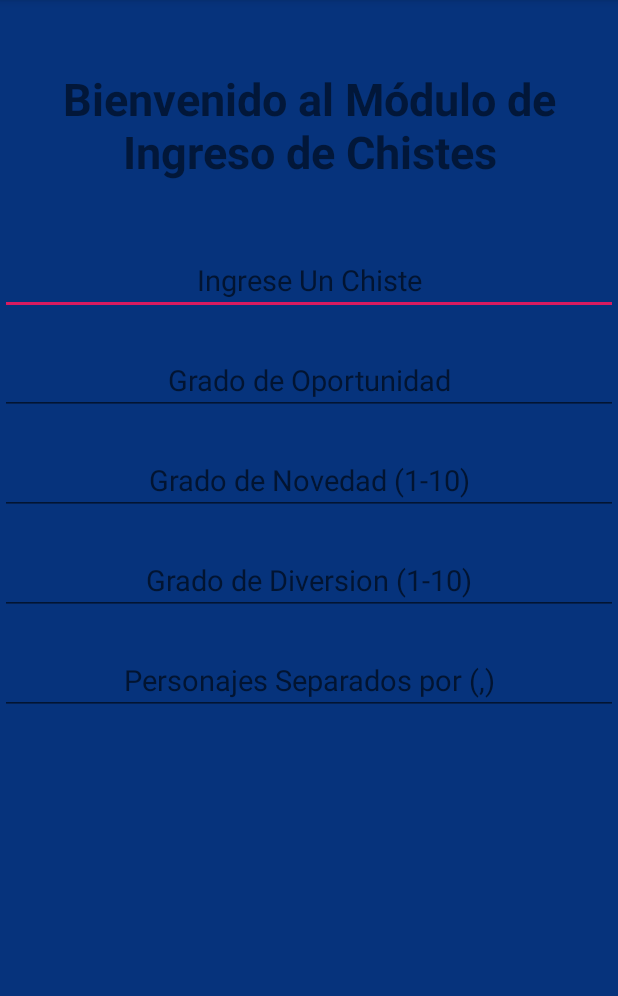
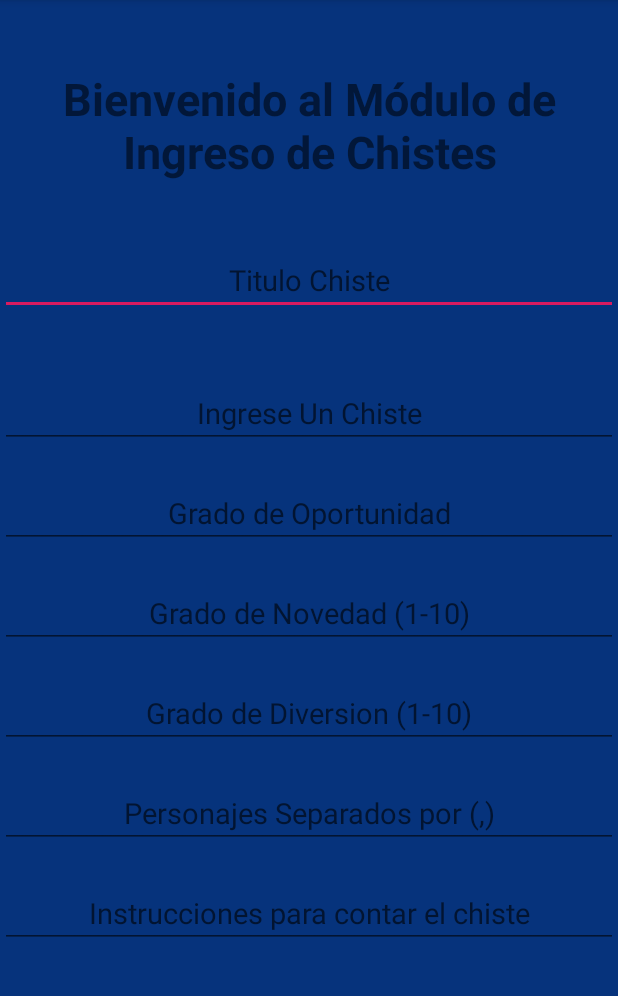
Before and after one commit to josecarvajal222/SistemadeChistes, an Android app: the IngresarChisteActivity screen opened directly, with no data from a screen before it, on a phone screen of 412 x 824 dp, the part 84-1080 px from its top. Run offline under Robolectric (Android 15) with nearby library versions, the phone set to English and light mode, and no system bars.

Commit message:
Campos agregados para el formulario Ingreso Chiste

```diff
--- a/app/src/main/res/layout/activity_ingresar_chistes.xml
+++ b/app/src/main/res/layout/activity_ingresar_chistes.xml
@@ -29,6 +29,17 @@
             android:background="@color/backgroundColor"
             android:orientation="vertical"
             >
+
+            <EditText
+                android:id="@+id/txtTituloChiste"
+                android:layout_width="match_parent"
+                android:layout_height="wrap_content"
+                android:layout_gravity="center"
+                android:layout_marginTop="42dp"
+                android:hint="Titulo Chiste"
+                android:inputType="text"
+                android:textAlignment="center"
+                android:textSize="19sp" />
 
             <EditText
                 android:id="@+id/txtIngresoChiste"
@@ -85,6 +96,17 @@
                 android:textAlignment="center"
                 android:textSize="19sp" />
 
+            <EditText
+                android:id="@+id/txtInstrucciones"
+                android:layout_width="match_parent"
+                android:layout_height="wrap_content"
+                android:layout_gravity="center"
+                android:layout_marginTop="20dp"
+                android:hint="Instrucciones para contar el chiste"
+                android:inputType="text"
+                android:textAlignment="center"
+                android:textSize="19sp" />
+
         </LinearLayout>
 
     </ScrollView>
```
